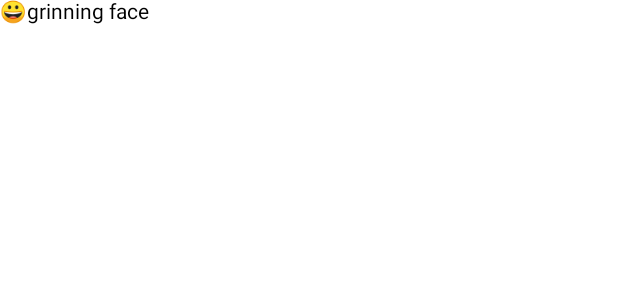
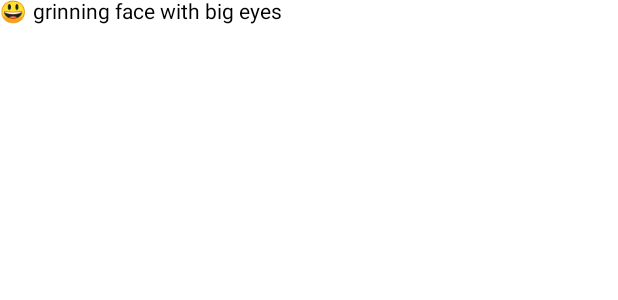
Before and after one commit to matt-perkins-tandem/Emoji, an Android app built with Jetpack Compose: the @Preview function EmojiRowPreview, on a phone screen of 412 x 824 dp. Shown: the top 300 px of the screen. Run offline under Robolectric (Android 15) with nearby library versions, the phone set to English and light mode, and no system bars.

Commit message:
Adjusting the project to use the emoji-api (#2)

```diff
--- a/app/src/main/java/com/tandemdiabetes/technicalinterview1/domain/Emoji.kt
+++ b/app/src/main/java/com/tandemdiabetes/technicalinterview1/domain/Emoji.kt
@@ -1,19 +1,15 @@
 package com.tandemdiabetes.technicalinterview1.domain
 
+
+/**
+ * Use the "character" field to display the emoji
+ * Use the "unicodeName" field to display the name of the emoji
+ */
 data class Emoji(
-    val name: String,
-    val category: String,
+    val slug: String,
+    val character: String,
+    val unicodeName: String,
+    val codePoint: String,
     val group: String,
-    val htmlCode: List<String>,
-    val unicode: List<String>
-) {
-    // Use this function to display the emoji in a Text field
-    val emoji: String
-        get() = StringBuilder()
-            .appendCodePoint(
-                Integer.decode(
-                    unicode[0].replace( "U+" , "0x" )
-                )
-            )
-            .toString()
-}
+    val subGroup: String,
+)
--- a/app/src/main/java/com/tandemdiabetes/technicalinterview1/network/EmojiApi.kt
+++ b/app/src/main/java/com/tandemdiabetes/technicalinterview1/network/EmojiApi.kt
@@ -3,7 +3,7 @@ package com.tandemdiabetes.technicalinterview1.network
 import com.tandemdiabetes.technicalinterview1.domain.Emoji
 
 interface EmojiApi {
-    // TODO Implement the function fetchAllEmojis(). The end point lives at the following url: https://emojihub.yurace.pro/api/all
+    // TODO Implement the function fetchAllEmojis(). The end point lives at the following url: https://emoji-api.com/emojis?access_key=352a31dea84f985ea8f35049d2fb4d268310e14e
     // The function should perform the http call and retrieve the data, which will be a list of Emoji
 
     suspend fun fetchAllEmojis(): List<Emoji>
--- a/app/src/main/java/com/tandemdiabetes/technicalinterview1/ui/emojis/EmojisScreen.kt
+++ b/app/src/main/java/com/tandemdiabetes/technicalinterview1/ui/emojis/EmojisScreen.kt
@@ -1,10 +1,13 @@
 package com.tandemdiabetes.technicalinterview1.ui.emojis
 
-import androidx.compose.foundation.layout.Column
 import androidx.compose.foundation.layout.Row
+import androidx.compose.foundation.layout.Spacer
+import androidx.compose.foundation.layout.width
 import androidx.compose.material3.Text
 import androidx.compose.runtime.Composable
+import androidx.compose.ui.Modifier
 import androidx.compose.ui.tooling.preview.Preview
+import androidx.compose.ui.unit.dp
 import com.tandemdiabetes.technicalinterview1.domain.Emoji
 
 @Composable
@@ -20,12 +23,9 @@ fun EmojiRow(emoji: Emoji) {
     // Use this to when creating the list of emoji's.
     // Feel free to make it look prettier if you'd like
     Row {
-        Column {
-            Text(text = emoji.emoji)
-        }
-        Column {
-            Text(text = emoji.name)
-        }
+        Text(text = emoji.character)
+        Spacer(modifier = Modifier.width(4.dp))
+        Text(text = emoji.unicodeName)
     }
 }
 
@@ -33,11 +33,12 @@ fun EmojiRow(emoji: Emoji) {
 @Composable
 fun EmojiRowPreview() {
     val emoji = Emoji(
-        name = "grinning face",
-        category = "smileys and people",
-        group = "face positive",
-        htmlCode = listOf("$#128512;"),
-        unicode = listOf("U+1F600")
+        slug = "grinning-face-with-big-eyes",
+        character = "\ud83d\ude03",
+        unicodeName = "grinning face with big eyes",
+        codePoint = "1F603",
+        group = "smileys-emotion",
+        subGroup = "face-smiling"
     )
     EmojiRow(emoji)
 }
```
Also changed, not shown: 1 other file.
